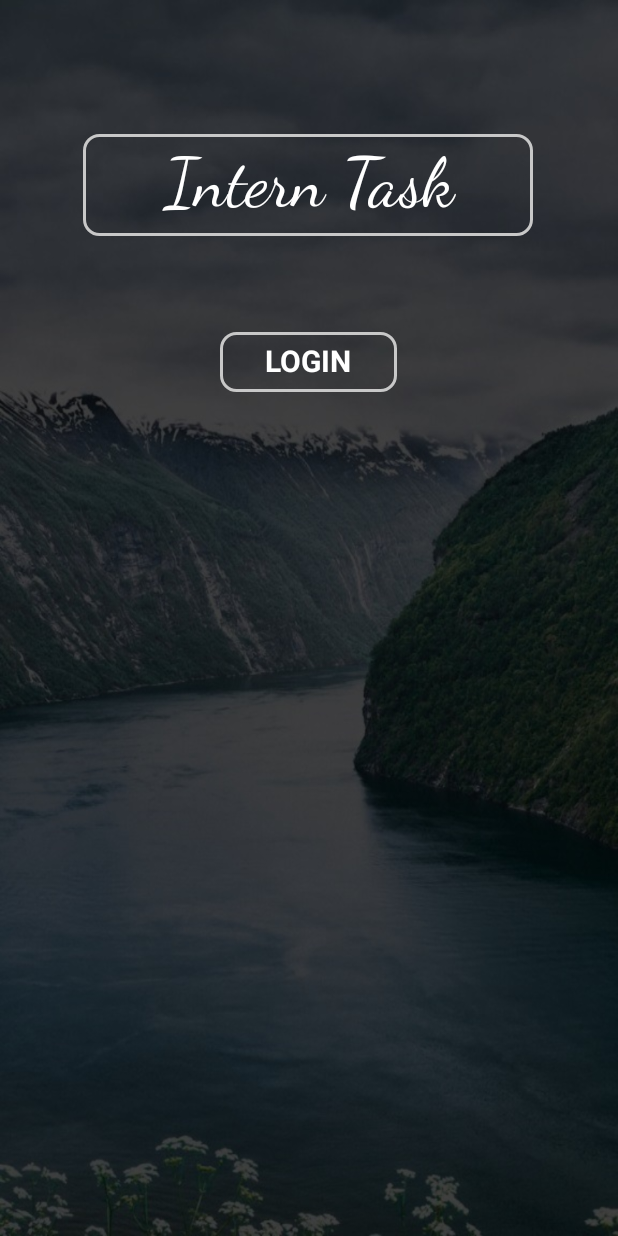
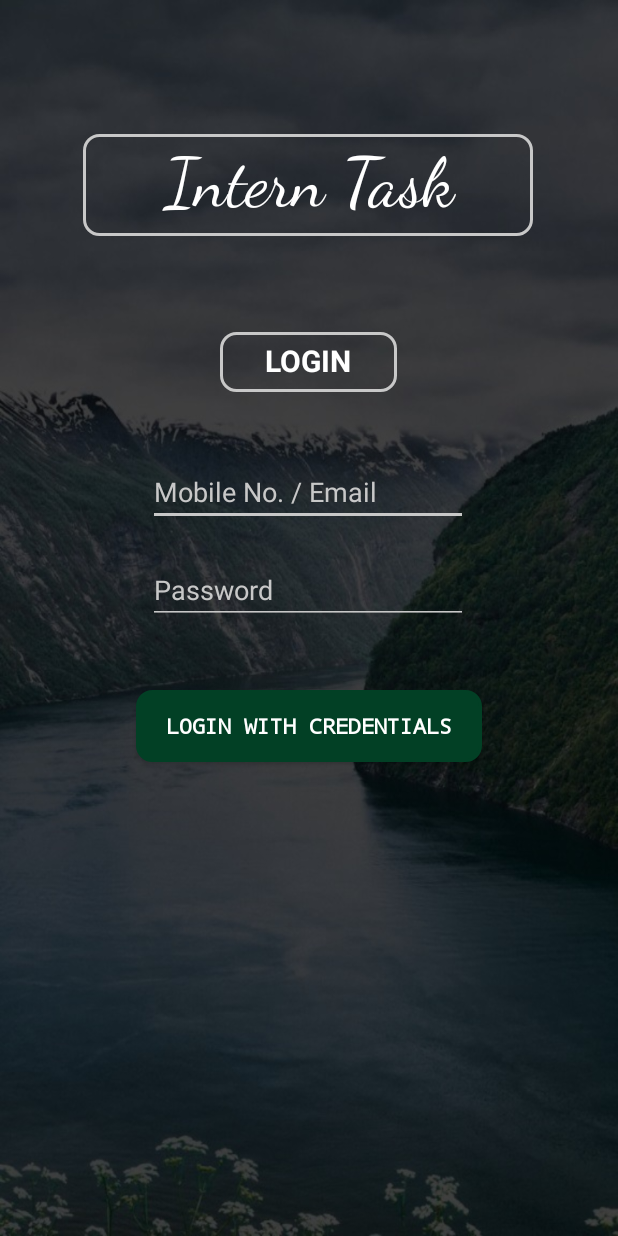
Before and after one commit to autumn-vibes/News_Application, an Android app: the screen it shows after launch (MainActivity), on a phone screen of 412 x 824 dp. Run offline under Robolectric (Android 15) with nearby library versions, the phone set to English and light mode, and no system bars.

Commit message:
Update activity_main.xml

```diff
--- a/app/src/main/res/layout/activity_main.xml
+++ b/app/src/main/res/layout/activity_main.xml
@@ -83,7 +83,57 @@
 <!--        app:layout_constraintTop_toTopOf="@+id/textView3"-->
 <!--        app:layout_constraintVertical_bias="0.797" />-->
 
+    <EditText
+        android:id="@+id/main_email"
+        android:layout_width="wrap_content"
+        android:layout_height="wrap_content"
+        android:layout_marginTop="148dp"
+        android:backgroundTint="#C8C8C8"
+        android:ems="10"
+        android:hint="Mobile No. / Email"
+        android:inputType="textPersonName"
+        android:textColor="#C8C8C8"
+        android:textColorHint="#C8C8C8"
+        app:layout_constraintEnd_toEndOf="parent"
+        app:layout_constraintHorizontal_bias="0.497"
+        app:layout_constraintStart_toStartOf="parent"
+        app:layout_constraintTop_toBottomOf="@+id/textView" />
 
+    <EditText
+        android:id="@+id/main_password"
+        android:layout_width="wrap_content"
+        android:layout_height="wrap_content"
+        android:layout_marginTop="20dp"
+        android:ems="10"
+        android:textColor="#C8C8C8"
+        android:hint="Password"
+        android:textColorHint="#C8C8C8"
+        android:backgroundTint="#C8C8C8"
+        android:inputType="textPassword"
+        app:layout_constraintEnd_toEndOf="parent"
+        app:layout_constraintHorizontal_bias="0.497"
+        app:layout_constraintStart_toStartOf="parent"
+        app:layout_constraintTop_toBottomOf="@+id/main_email" />
+
+    <Button
+        android:id="@+id/login_button"
+        android:onClick="sign_in"
+        android:layout_width="wrap_content"
+        android:layout_height="wrap_content"
+        android:layout_marginTop="44dp"
+        android:background="@drawable/rec_red"
+        android:fontFamily="monospace"
+        android:gravity="center"
+        android:paddingLeft="20dp"
+        android:paddingRight="20dp"
+        android:text="Login with Credentials"
+        android:textAlignment="center"
+        android:textAllCaps="true"
+        android:textStyle="bold"
+        app:backgroundTint="#024025"
+        app:layout_constraintEnd_toEndOf="parent"
+        app:layout_constraintStart_toStartOf="parent"
+        app:layout_constraintTop_toBottomOf="@+id/main_password" />
 
 
 </androidx.constraintlayout.widget.ConstraintLayout>
```
